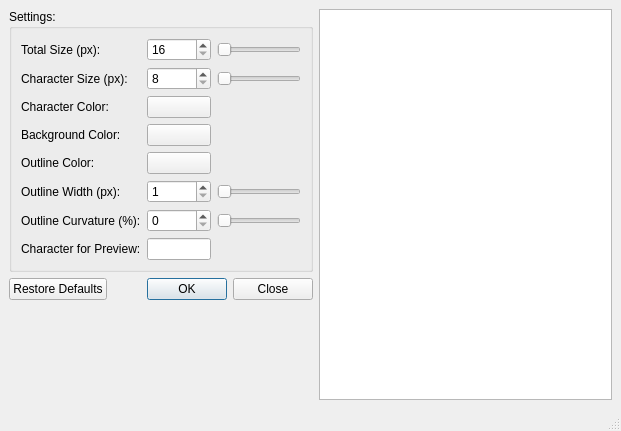
Before: the Qt Designer form Qt/18_qpixmap/mainwindow.ui in de-souza/embedded-cpp-training, drawn with Qt 5.
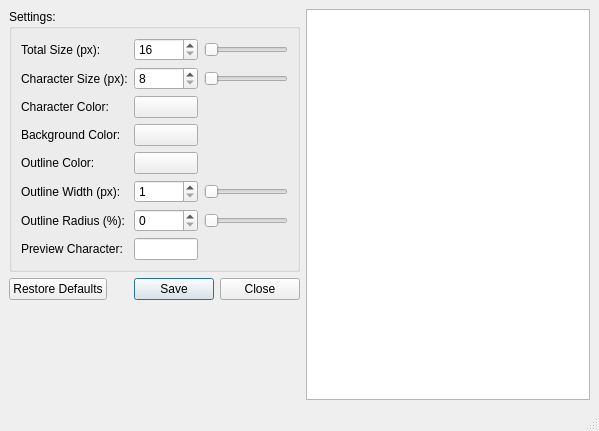
After: the same form once the commit is applied.

Patch:
```diff
--- a/Qt/18_qpixmap/mainwindow.ui
+++ b/Qt/18_qpixmap/mainwindow.ui
@@ -6,7 +6,7 @@
    <rect>
     <x>0</x>
     <y>0</y>
-    <width>621</width>
+    <width>599</width>
     <height>431</height>
    </rect>
   </property>
@@ -155,7 +155,7 @@
          <item row="10" column="0">
           <widget class="QLabel" name="label_outlineRadiusPercent">
            <property name="text">
-            <string>Outline Curvature (%):</string>
+            <string>Outline Radius (%):</string>
            </property>
           </widget>
          </item>
@@ -176,7 +176,7 @@
          <item row="11" column="0">
           <widget class="QLabel" name="label_string">
            <property name="text">
-            <string>Character for Preview:</string>
+            <string>Preview Character:</string>
            </property>
           </widget>
          </item>
@@ -199,7 +199,7 @@
       <item>
        <widget class="QDialogButtonBox" name="buttonBox">
         <property name="standardButtons">
-         <set>QDialogButtonBox::Close|QDialogButtonBox::Ok|QDialogButtonBox::RestoreDefaults</set>
+         <set>QDialogButtonBox::Close|QDialogButtonBox::RestoreDefaults|QDialogButtonBox::Save</set>
         </property>
        </widget>
       </item>
```
Left out of the diff: 5 changed lines with no effect on the pictures.
